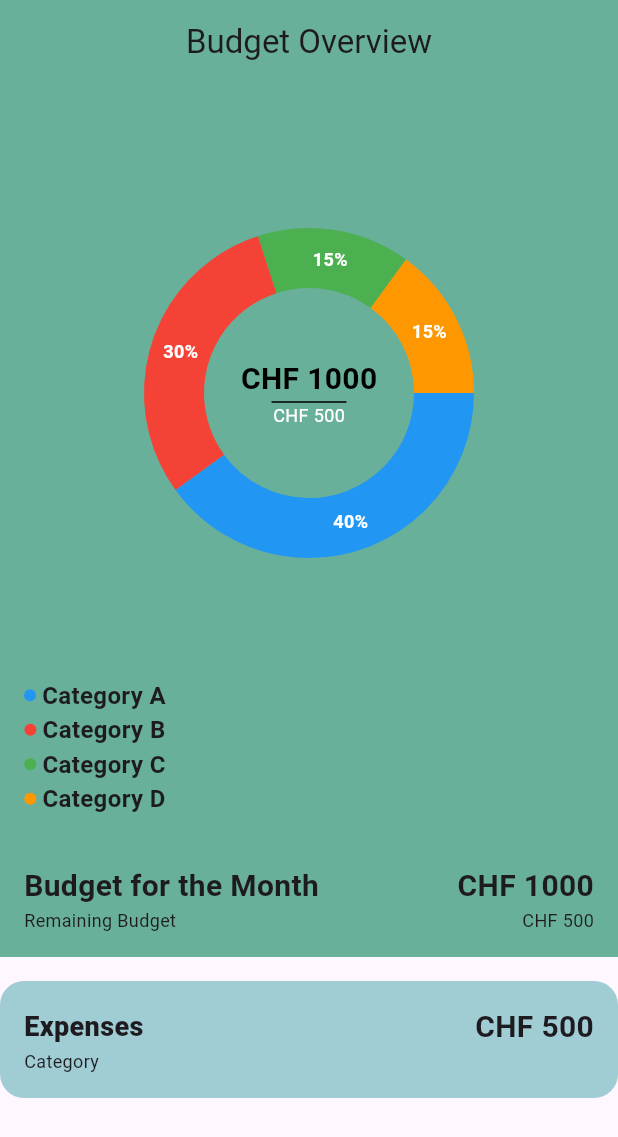
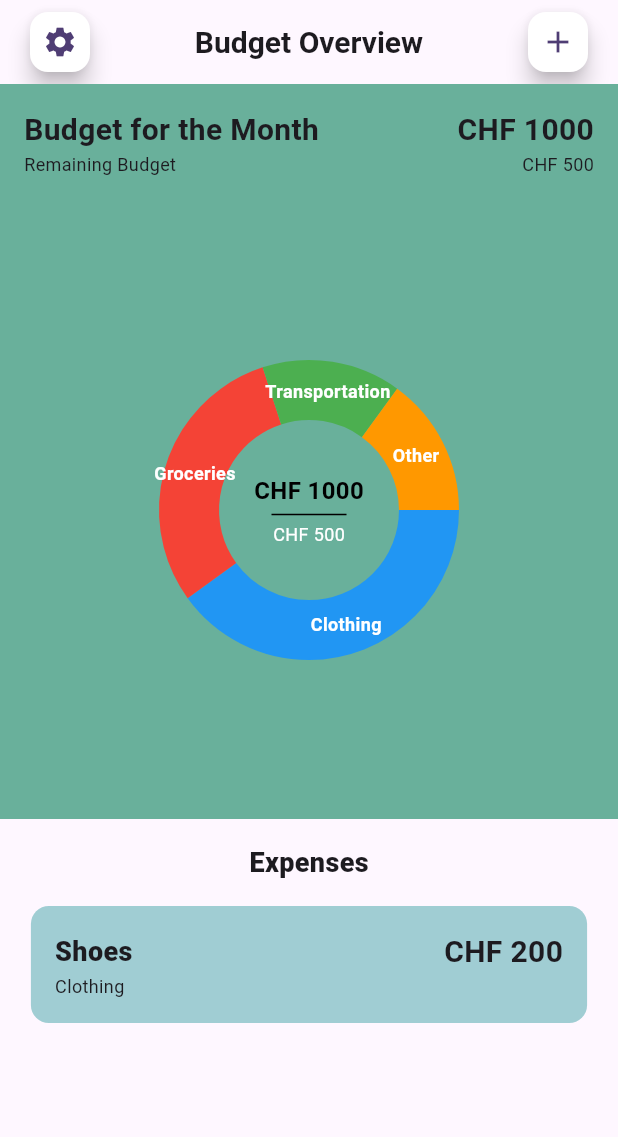
Before and after one commit to lucasblom/flutter_budget_application, a Flutter app: the screen it shows after launch, on a phone screen of 412 x 824 dp. Shown: the top 1137 px of the screen. Run offline on Flutter 3.47's test engine with Material 3 defaults, Android fonts, the phone set to English and light mode, and no system bars; drawn by our look-alikes of fl_chart.

Commit message:
Addition: Barebones frontend for respective Pages done

```diff
--- a/lib/pages/budget_overview.dart
+++ b/lib/pages/budget_overview.dart
@@ -2,22 +2,51 @@
 
 import 'package:flutter/material.dart';
 import 'package:fl_chart/fl_chart.dart';
+import 'package:flutter_budget_application/pages/adding_expenses.dart';
+import 'package:flutter_budget_application/pages/budget_settings.dart';
 
 class BudgetOverview extends StatelessWidget {
   @override
   Widget build(BuildContext context) {
     return Scaffold(
       appBar: AppBar(
-        backgroundColor: const Color.fromRGBO(105, 176, 155, 1),
-        title: const Align(
+        title: Align(
           alignment: Alignment.center,
-          child: Text('Budget Overview'),
+          child: Row(
+            mainAxisAlignment: MainAxisAlignment.spaceBetween,
+            children: <Widget>[
+              FloatingActionButton.small(
+                backgroundColor: Colors.white,
+                onPressed: () {
+                  Navigator.push(
+                    context,
+                    MaterialPageRoute(builder: (context) => const BudgetSettings()), // Replace NewPage with your actual page class
+                  );
+                },
+                child: const Icon(Icons.settings)
+              ),
+              const Text('Budget Overview', style: TextStyle(fontSize: 20, fontWeight: FontWeight.bold)),
+              FloatingActionButton.small(
+                backgroundColor: Colors.white,
+                onPressed: () {
+                  Navigator.push(
+                    context,
+                    MaterialPageRoute(builder: (context) => const AddingExpenses()), // Replace NewPage with your actual page class
+                  );
+                },
+                child: const Icon(Icons.add)
+              ),
+            ],
+          )
+          //Text('Budget Overview'),
         ),
       ),
       body: Column(
         children: <Widget>[
+          BudgetHeader(),
           BudgetSummary(),
-          BudgetHeader(),
+          const Text('Expenses',
+              style: TextStyle(fontSize: 18, fontWeight: FontWeight.w900)),
           BudgetExpenses(),
         ],
       ),
@@ -64,6 +93,7 @@ class BudgetSummary extends StatelessWidget {
   Widget build(BuildContext context) {
     return Container(
       padding: const EdgeInsets.all(16),
+      margin: const EdgeInsets.only(bottom: 16),
       color: const Color.fromRGBO(105, 176, 155, 1),
       child: Column(
         children: <Widget>[
@@ -77,7 +107,7 @@ class BudgetSummary extends StatelessWidget {
                     sections: getSections(),
                     borderData: FlBorderData(show: false),
                     sectionsSpace: 0,
-                    centerSpaceRadius: 70, // Create space in the center
+                    centerSpaceRadius: 60, // Create space in the center
                   ),
                 ),
               ),
@@ -87,47 +117,30 @@ class BudgetSummary extends StatelessWidget {
                   const Text(
                     'CHF 1000', // Display the total budget here
                     style: TextStyle(
-                      fontSize: 20,
+                      fontSize: 16,
                       fontWeight: FontWeight.bold,
                       color: Colors.black,
                     ),
                   ),
-
+                  const SizedBox(height: 4),
                   Container(
                     width: 50,
                     height: 1,
-                    color: Colors.black, // Thin horizontal line
+                    color: const Color.fromARGB(255, 0, 0, 0), // Thin horizontal line
                   ),
-
+                  const SizedBox(height: 4),
                   const Text(
                     'CHF 500', // Display the remaining budget here
                     style: TextStyle(
                       fontSize: 12,
                       fontWeight: FontWeight.normal,
-                      color: Colors.white,
+                      color: Color.fromARGB(255, 255, 255, 255),
                     ),
                   ),
                 ],
               ),
             ],
           ),
-          const Row(
-            mainAxisAlignment: MainAxisAlignment.spaceBetween,
-            children: [
-              Column(
-                mainAxisAlignment: MainAxisAlignment.center,
-                children: <Widget>[
-                  Indicator(color: Colors.blue, text: 'Category A'),
-                  SizedBox(width: 8),
-                  Indicator(color: Colors.red, text: 'Category B'),
-                  SizedBox(width: 8),
-                  Indicator(color: Colors.green, text: 'Category C'),
-                  SizedBox(width: 8),
-                  Indicator(color: Colors.orange, text: 'Category D'),
-                ],
-              ),
-              ]
-          )
         ],
       ),
     );
@@ -138,7 +151,7 @@ class BudgetSummary extends StatelessWidget {
       PieChartSectionData(
         color: Colors.blue,
         value: 40,
-        title: '40%',
+        title: 'Clothing',
         radius: 40,
         titleStyle: const TextStyle(
           fontSize: 12,
@@ -149,7 +162,7 @@ class BudgetSummary extends StatelessWidget {
       PieChartSectionData(
         color: Colors.red,
         value: 30,
-        title: '30%',
+        title: 'Groceries',
         radius: 40,
         titleStyle: const TextStyle(
           fontSize: 12,
@@ -160,7 +173,7 @@ class BudgetSummary extends StatelessWidget {
       PieChartSectionData(
         color: Colors.green,
         value: 15,
-        title: '15%',
+        title: 'Transportation',
         radius: 40,
         titleStyle: const TextStyle(
           fontSize: 12,
@@ -171,7 +184,7 @@ class BudgetSummary extends StatelessWidget {
       PieChartSectionData(
         color: Colors.orange,
         value: 15,
-        title: '15%',
+        title: 'Other',
         radius: 40,
         titleStyle: const TextStyle(
           fontSize: 12,
@@ -189,32 +202,36 @@ class BudgetSummary extends StatelessWidget {
 class BudgetExpenses extends StatelessWidget {
   @override
   Widget build(BuildContext context) {
-    return Container(
+    return FractionallySizedBox(
+      widthFactor: 0.9, // Set width to 90% of the parent
+      child: Container(
+        margin: const EdgeInsets.only(top: 16),
         padding: const EdgeInsets.all(16),
-      margin: const EdgeInsets.only(top: 16),
         decoration: BoxDecoration(
-        borderRadius: BorderRadius.circular(16),
-        color: const Color.fromRGBO(160, 205, 211, 1),// Round the corners
+          color: const Color.fromRGBO(160, 205, 211, 1),
+          borderRadius: BorderRadius.circular(12), // Add rounded corners
         ),
         child: const Column(
           children: <Widget>[
             Row(
               children: <Widget>[
-              Text('Expenses', style: TextStyle(fontSize: 18, fontWeight: FontWeight.w900)),
+                Text('Shoes', style: TextStyle(fontSize: 18, fontWeight: FontWeight.w900)),
                 Spacer(),
-              Text('CHF 500', style: TextStyle(fontSize: 20, fontWeight: FontWeight.bold)),
+                Text('CHF 200', style: TextStyle(fontSize: 20, fontWeight: FontWeight.bold)),
               ],
             ),
             Row(
               children: <Widget>[
-              Text('Category', style: TextStyle(fontSize: 12, fontWeight: FontWeight.w400)),
+                Text('Clothing', style: TextStyle(fontSize: 12, fontWeight: FontWeight.w400)),
               ],
             ),
           ],
         ),
+      ),
     );
   }
 }
+
 
 class Indicator extends StatelessWidget {
   final Color color;
@@ -242,7 +259,7 @@ class Indicator extends StatelessWidget {
         Text(
           text,
           style: const TextStyle(
-            fontSize: 16,
+            fontSize: 12,
             fontWeight: FontWeight.bold,
           ),
         )
```
Also changed, not shown: lib/pages/adding_expenses.dart (added, +93 -0 lines), lib/pages/budget_settings.dart (added, +67 -0 lines). Lines whose indentation alone changed are shown as unchanged.
